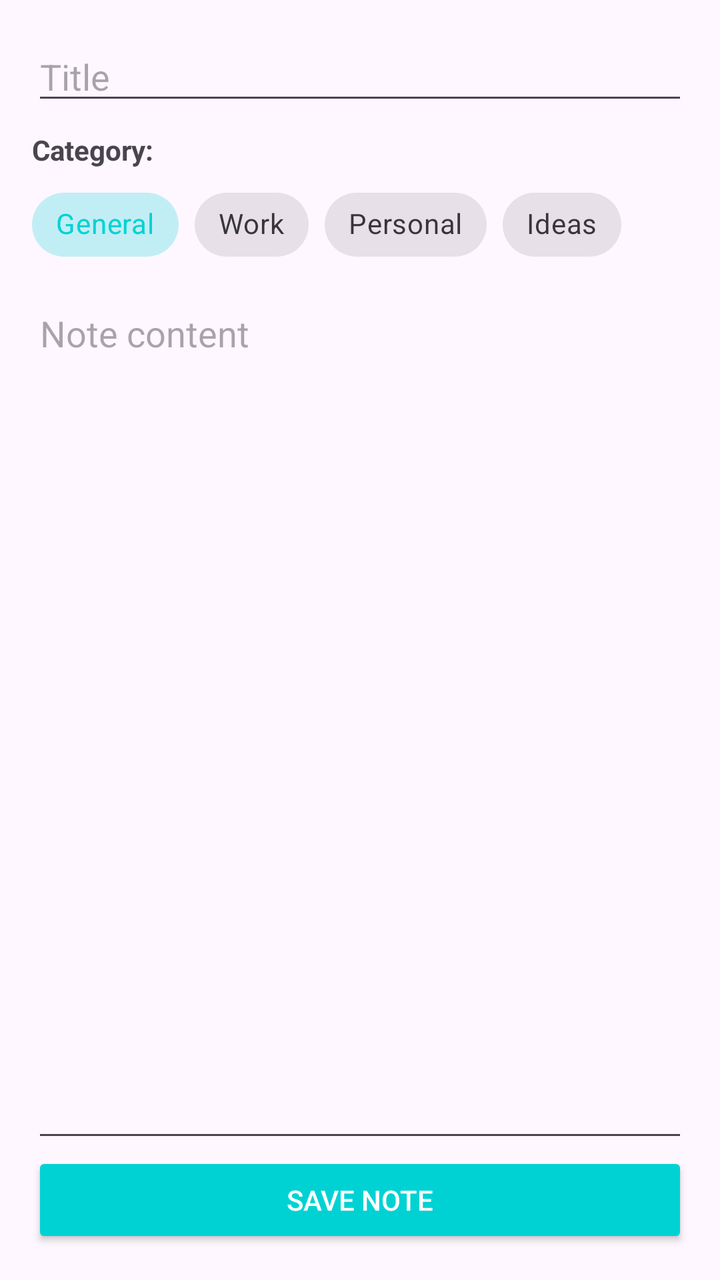
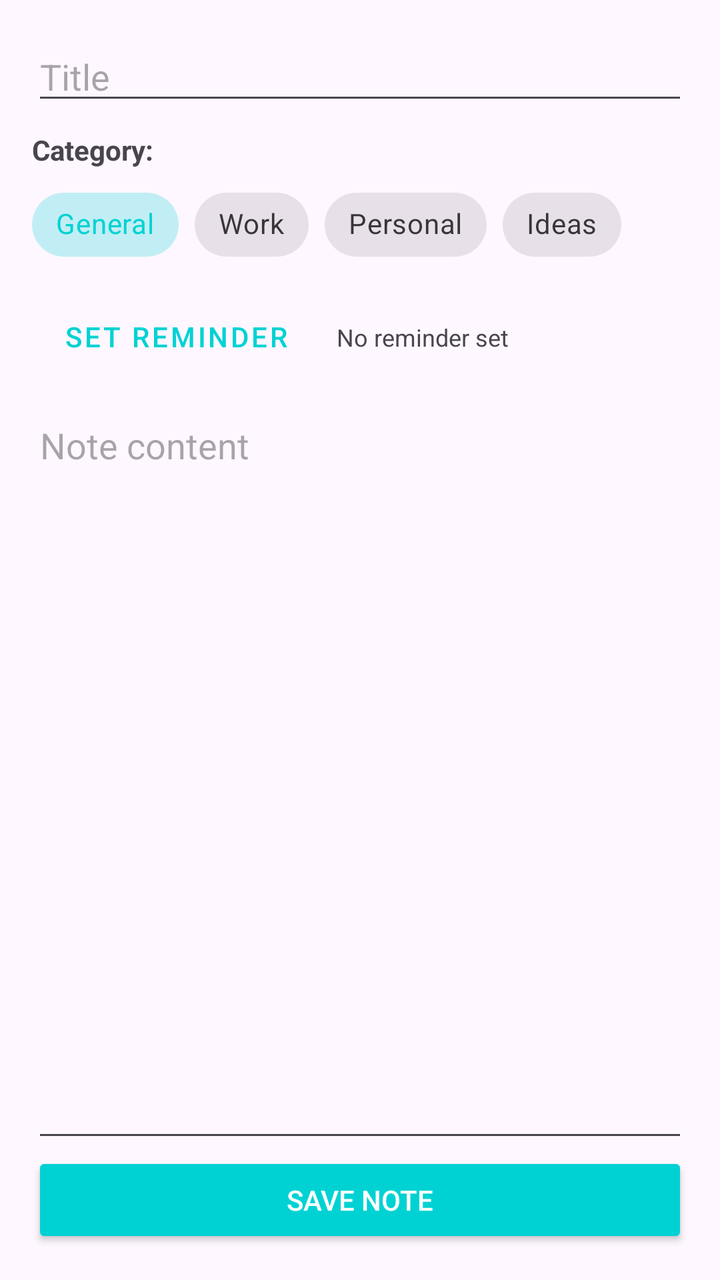

Two renders of the same Android screen: before a commit and after it. Below are the layout's source before the change and the commit's diff.
<!-- AndroidManifest.xml: application theme Theme.Task -->
<!-- res/layout/fragment_second.xml -->
<?xml version="1.0" encoding="utf-8"?>
<androidx.constraintlayout.widget.ConstraintLayout xmlns:android="http://schemas.android.com/apk/res/android"
    xmlns:app="http://schemas.android.com/apk/res-auto"
    xmlns:tools="http://schemas.android.com/tools"
    android:layout_width="match_parent"
    android:layout_height="match_parent"
    android:padding="16dp"
    tools:context=".SecondFragment">

    <EditText
        android:id="@+id/edit_text_title"
        android:layout_width="0dp"
        android:layout_height="wrap_content"
        android:hint="@string/note_title_hint"
        android:inputType="textPersonName"
        app:layout_constraintEnd_toEndOf="parent"
        app:layout_constraintStart_toStartOf="parent"
        app:layout_constraintTop_toTopOf="parent" />

    <TextView
        android:id="@+id/text_view_category_label"
        android:layout_width="wrap_content"
        android:layout_height="wrap_content"
        android:layout_marginTop="8dp"
        android:text="Category:"
        android:textStyle="bold"
        app:layout_constraintStart_toStartOf="parent"
        app:layout_constraintTop_toBottomOf="@id/edit_text_title" />

    <HorizontalScrollView
        android:id="@+id/scroll_view_categories"
        android:layout_width="0dp"
        android:layout_height="wrap_content"
        android:layout_marginTop="4dp"
        android:scrollbars="none"
        app:layout_constraintEnd_toEndOf="parent"
        app:layout_constraintStart_toStartOf="parent"
        app:layout_constraintTop_toBottomOf="@id/text_view_category_label">

        <com.google.android.material.chip.ChipGroup
            android:id="@+id/chip_group_category"
            android:layout_width="wrap_content"
            android:layout_height="wrap_content"
            app:singleSelection="true"
            app:selectionRequired="true">

            <com.google.android.material.chip.Chip
                android:id="@+id/chip_general"
                style="@style/Widget.MaterialComponents.Chip.Choice"
                android:layout_width="wrap_content"
                android:layout_height="wrap_content"
                android:text="General"
                android:checked="true" />

            <com.google.android.material.chip.Chip
                android:id="@+id/chip_work"
                style="@style/Widget.MaterialComponents.Chip.Choice"
                android:layout_width="wrap_content"
                android:layout_height="wrap_content"
                android:text="Work" />

            <com.google.android.material.chip.Chip
                android:id="@+id/chip_personal"
                style="@style/Widget.MaterialComponents.Chip.Choice"
                android:layout_width="wrap_content"
                android:layout_height="wrap_content"
                android:text="Personal" />

            <com.google.android.material.chip.Chip
                android:id="@+id/chip_ideas"
                style="@style/Widget.MaterialComponents.Chip.Choice"
                android:layout_width="wrap_content"
                android:layout_height="wrap_content"
                android:text="Ideas" />

        </com.google.android.material.chip.ChipGroup>
    </HorizontalScrollView>

    <EditText
        android:id="@+id/edit_text_content"
        android:layout_width="0dp"
        android:layout_height="0dp"
        android:layout_marginTop="8dp"
        android:gravity="top"
        android:hint="@string/note_content_hint"
        android:inputType="textMultiLine"
        app:layout_constraintBottom_toTopOf="@+id/button_save"
        app:layout_constraintEnd_toEndOf="parent"
        app:layout_constraintStart_toStartOf="parent"
        app:layout_constraintTop_toBottomOf="@id/scroll_view_categories" />

    <Button
        android:id="@+id/button_save"
        android:layout_width="match_parent"
        android:layout_height="wrap_content"
        android:backgroundTint="@color/company_teal"
        android:text="@string/save_note"
        android:textColor="@color/white"
        app:layout_constraintBottom_toBottomOf="parent"
        app:layout_constraintEnd_toEndOf="parent"
        app:layout_constraintStart_toStartOf="parent" />

</androidx.constraintlayout.widget.ConstraintLayout>
<!-- resources referenced by this layout -->
<resources>
  <color name="company_teal">#00D2D3</color>
  <color name="white">#FFFFFFFF</color>
  <string name="note_content_hint">Note content</string>
  <string name="note_title_hint">Title</string>
  <string name="save_note">Save Note</string>
  <style name="Theme.Task" parent="Base.Theme.Task" />
  <style name="Base.Theme.Task" parent="Theme.Material3.DayNight.NoActionBar">
          
          <item name="colorPrimary">@color/company_teal</item>
          <item name="colorSecondary">@color/company_blue</item>
          <item name="android:statusBarColor">@color/company_dark_blue</item>
      </style>
  <color name="company_blue">#42A5F5</color>
  <color name="company_dark_blue">#1E88E5</color>
</resources>

<!-- the commit's change to res/layout/fragment_second.xml (unified diff, before → after) -->
@@ -76,6 +76,43 @@
         </com.google.android.material.chip.ChipGroup>
     </HorizontalScrollView>
 
+    <Button
+        android:id="@+id/button_set_reminder"
+        style="@style/Widget.MaterialComponents.Button.OutlinedButton"
+        android:layout_width="wrap_content"
+        android:layout_height="wrap_content"
+        android:layout_marginTop="8dp"
+        android:text="Set Reminder"
+        android:textColor="@color/company_teal"
+        app:icon="@android:drawable/ic_lock_idle_alarm"
+        app:iconTint="@color/company_teal"
+        app:layout_constraintStart_toStartOf="parent"
+        app:layout_constraintTop_toBottomOf="@id/scroll_view_categories" />
+
+    <ImageButton
+        android:id="@+id/button_remove_reminder"
+        android:layout_width="wrap_content"
+        android:layout_height="wrap_content"
+        android:background="?attr/selectableItemBackgroundBorderless"
+        android:src="@android:drawable/ic_menu_close_clear_cancel"
+        android:visibility="gone"
+        app:layout_constraintBottom_toBottomOf="@id/button_set_reminder"
+        app:layout_constraintStart_toEndOf="@id/button_set_reminder"
+        app:layout_constraintTop_toTopOf="@id/button_set_reminder"
+        app:tint="@android:color/holo_red_dark" />
+
+    <TextView
+        android:id="@+id/text_view_reminder_info"
+        android:layout_width="0dp"
+        android:layout_height="wrap_content"
+        android:layout_marginStart="8dp"
+        android:text="No reminder set"
+        android:textSize="12sp"
+        app:layout_constraintBottom_toBottomOf="@id/button_set_reminder"
+        app:layout_constraintEnd_toEndOf="parent"
+        app:layout_constraintStart_toEndOf="@id/button_remove_reminder"
+        app:layout_constraintTop_toTopOf="@id/button_set_reminder" />
+
     <EditText
         android:id="@+id/edit_text_content"
         android:layout_width="0dp"
@@ -87,7 +124,7 @@
         app:layout_constraintBottom_toTopOf="@+id/button_save"
         app:layout_constraintEnd_toEndOf="parent"
         app:layout_constraintStart_toStartOf="parent"
-        app:layout_constraintTop_toBottomOf="@id/scroll_view_categories" />
+        app:layout_constraintTop_toBottomOf="@id/button_set_reminder" />
 
     <Button
         android:id="@+id/button_save"
